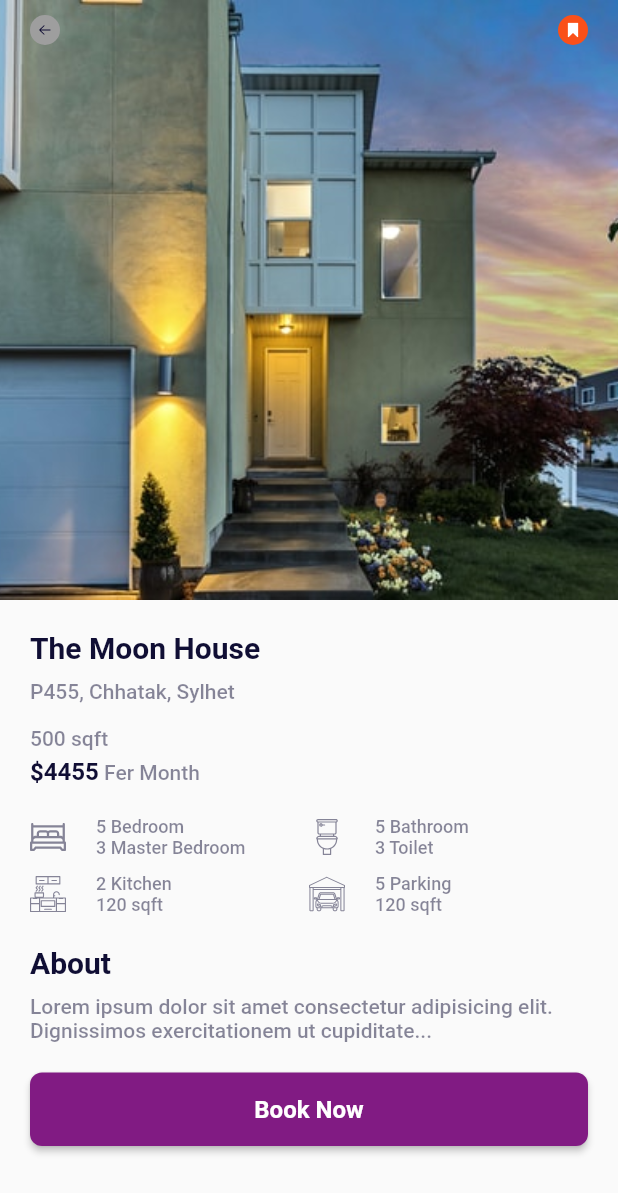
After one commit to gaoliveira21/flutter-house-rent, a Flutter app: the screen it shows after launch, after a tap on "The Moon House", on a phone screen of 412 x 824 dp. The commit adds this screen. Shown: the top 1193 px of the screen. Run offline on Flutter 3.47's test engine with Material 2 defaults, Android fonts, the phone set to English and light mode, and no system bars; our stand-ins replace flutter_svg.

Commit message:
feat: finish details widget

```diff
--- /dev/null
+++ b/lib/screens/details/details.dart
@@ -0,0 +1,60 @@
+import 'package:flutter/material.dart';
+
+import 'package:house_rent/models/house.dart';
+import 'package:house_rent/widgets/about.dart';
+import 'package:house_rent/widgets/content_intro.dart';
+import 'package:house_rent/widgets/details_app_bar.dart';
+import 'package:house_rent/widgets/house_info.dart';
+
+class Details extends StatelessWidget {
+  final House house;
+  const Details({
+    Key? key,
+    required this.house,
+  }) : super(key: key);
+
+  @override
+  Widget build(BuildContext context) {
+    return Scaffold(
+      body: SingleChildScrollView(
+        child: Column(
+          crossAxisAlignment: CrossAxisAlignment.start,
+          children: [
+            DetailsAppBar(house: house),
+            const SizedBox(height: 20),
+            ContentIntro(house: house),
+            const SizedBox(height: 20),
+            const HouseInfo(),
+            const SizedBox(height: 20),
+            const About(),
+            const SizedBox(height: 20),
+            Container(
+              padding: const EdgeInsets.symmetric(horizontal: 20),
+              child: ElevatedButton(
+                onPressed: () {},
+                style: ElevatedButton.styleFrom(
+                  shape: RoundedRectangleBorder(
+                    borderRadius: BorderRadius.circular(8),
+                  ),
+                  primary: Theme.of(context).primaryColor,
+                ),
+                child: Container(
+                  alignment: Alignment.center,
+                  padding: const EdgeInsets.symmetric(vertical: 15),
+                  child: const Text(
+                    'Book Now',
+                    style: TextStyle(
+                      color: Colors.white,
+                      fontSize: 16,
+                      fontWeight: FontWeight.bold,
+                    ),
+                  ),
+                ),
+              ),
+            ),
+          ],
+        ),
+      ),
+    );
+  }
+}
--- /dev/null
+++ b/lib/widgets/about.dart
@@ -0,0 +1,31 @@
+import 'package:flutter/material.dart';
+
+class About extends StatelessWidget {
+  const About({Key? key}) : super(key: key);
+
+  @override
+  Widget build(BuildContext context) {
+    return Padding(
+      padding: const EdgeInsets.symmetric(horizontal: 20),
+      child: Column(
+        crossAxisAlignment: CrossAxisAlignment.start,
+        children: [
+          Text(
+            'About',
+            style: Theme.of(context).textTheme.headline1!.copyWith(
+                  fontSize: 20,
+                  fontWeight: FontWeight.bold,
+                ),
+          ),
+          const SizedBox(height: 10),
+          Text(
+            'Lorem ipsum dolor sit amet consectetur adipisicing elit. Dignissimos exercitationem ut cupiditate...',
+            style: Theme.of(context).textTheme.bodyText1!.copyWith(
+                  fontSize: 14,
+                ),
+          )
+        ],
+      ),
+    );
+  }
+}
--- /dev/null
+++ b/lib/widgets/content_intro.dart
@@ -0,0 +1,65 @@
+import 'package:flutter/material.dart';
+
+import 'package:house_rent/models/house.dart';
+
+class ContentIntro extends StatelessWidget {
+  final House house;
+
+  const ContentIntro({
+    Key? key,
+    required this.house,
+  }) : super(key: key);
+
+  @override
+  Widget build(BuildContext context) {
+    return Padding(
+      padding: const EdgeInsets.symmetric(horizontal: 20),
+      child: Column(
+        crossAxisAlignment: CrossAxisAlignment.start,
+        children: [
+          Text(
+            house.name,
+            style: Theme.of(context).textTheme.headline1!.copyWith(
+                  fontSize: 20,
+                  fontWeight: FontWeight.bold,
+                ),
+          ),
+          const SizedBox(height: 10),
+          Text(
+            house.address,
+            style: Theme.of(context).textTheme.bodyText1!.copyWith(
+                  fontSize: 14,
+                ),
+          ),
+          const SizedBox(height: 15),
+          Text(
+            '500 sqft',
+            style: Theme.of(context).textTheme.bodyText1!.copyWith(
+                  fontSize: 14,
+                ),
+          ),
+          const SizedBox(height: 5),
+          RichText(
+            text: TextSpan(
+              children: [
+                TextSpan(
+                  text: '\$4455',
+                  style: Theme.of(context).textTheme.headline1!.copyWith(
+                        fontSize: 16,
+                        fontWeight: FontWeight.bold,
+                      ),
+                ),
+                TextSpan(
+                  text: ' Fer Month',
+                  style: Theme.of(context).textTheme.bodyText1!.copyWith(
+                        fontSize: 14,
+                      ),
+                ),
+              ],
+            ),
+          )
+        ],
+      ),
+    );
+  }
+}
--- /dev/null
+++ b/lib/widgets/details_app_bar.dart
@@ -0,0 +1,66 @@
+import 'package:flutter/material.dart';
+import 'package:flutter_svg/flutter_svg.dart';
+
+import 'package:house_rent/models/house.dart';
+
+class DetailsAppBar extends StatelessWidget {
+  final House house;
+
+  const DetailsAppBar({
+    Key? key,
+    required this.house,
+  }) : super(key: key);
+
+  _handleNavigateBack(BuildContext context) {
+    Navigator.of(context).pop();
+  }
+
+  @override
+  Widget build(BuildContext context) {
+    return SizedBox(
+      height: 400,
+      child: Stack(
+        children: [
+          Image.asset(
+            house.imageUrl,
+            fit: BoxFit.cover,
+            height: double.infinity,
+          ),
+          SafeArea(
+            child: Padding(
+              padding: const EdgeInsets.symmetric(horizontal: 20, vertical: 10),
+              child: Row(
+                mainAxisAlignment: MainAxisAlignment.spaceBetween,
+                children: [
+                  GestureDetector(
+                    onTap: () => _handleNavigateBack(context),
+                    child: Container(
+                      height: 20,
+                      width: 20,
+                      padding: const EdgeInsets.all(5),
+                      decoration: const BoxDecoration(
+                        color: Colors.grey,
+                        shape: BoxShape.circle,
+                      ),
+                      child: SvgPicture.asset('assets/icons/arrow.svg'),
+                    ),
+                  ),
+                  Container(
+                    height: 20,
+                    width: 20,
+                    padding: const EdgeInsets.all(5),
+                    decoration: BoxDecoration(
+                      color: Theme.of(context).colorScheme.secondary,
+                      shape: BoxShape.circle,
+                    ),
+                    child: SvgPicture.asset('assets/icons/mark.svg'),
+                  ),
+                ],
+              ),
+            ),
+          ),
+        ],
+      ),
+    );
+  }
+}
--- /dev/null
+++ b/lib/widgets/house_info.dart
@@ -0,0 +1,71 @@
+import 'package:flutter/material.dart';
+import 'package:flutter_svg/svg.dart';
+
+class HouseInfo extends StatelessWidget {
+  const HouseInfo({Key? key}) : super(key: key);
+
+  @override
+  Widget build(BuildContext context) {
+    return Padding(
+      padding: const EdgeInsets.symmetric(horizontal: 20),
+      child: Column(
+        children: [
+          Row(
+            children: const [
+              _MenuInfo(
+                imageUrl: 'assets/icons/bedroom.svg',
+                content: '5 Bedroom\n3 Master Bedroom',
+              ),
+              _MenuInfo(
+                imageUrl: 'assets/icons/bathroom.svg',
+                content: '5 Bathroom\n3 Toilet',
+              ),
+            ],
+          ),
+          const SizedBox(height: 10),
+          Row(
+            children: const [
+              _MenuInfo(
+                imageUrl: 'assets/icons/kitchen.svg',
+                content: '2 Kitchen\n120 sqft',
+              ),
+              _MenuInfo(
+                imageUrl: 'assets/icons/parking.svg',
+                content: '5 Parking\n120 sqft',
+              ),
+            ],
+          )
+        ],
+      ),
+    );
+  }
+}
+
+class _MenuInfo extends StatelessWidget {
+  final String imageUrl;
+  final String content;
+
+  const _MenuInfo({
+    Key? key,
+    required this.imageUrl,
+    required this.content,
+  }) : super(key: key);
+
+  @override
+  Widget build(BuildContext context) {
+    return Expanded(
+      child: Row(
+        children: [
+          SvgPicture.asset(imageUrl),
+          const SizedBox(width: 20),
+          Text(
+            content,
+            style: Theme.of(context).textTheme.bodyText1!.copyWith(
+                  fontSize: 12,
+                ),
+          ),
+        ],
+      ),
+    );
+  }
+}
--- a/lib/widgets/recommended_house.dart
+++ b/lib/widgets/recommended_house.dart
@@ -1,12 +1,21 @@
 import 'package:flutter/material.dart';
 
 import 'package:house_rent/models/house.dart';
+import 'package:house_rent/screens/details/details.dart';
 import 'package:house_rent/widgets/circle_icon_button.dart';
 
 class RecommendedHouse extends StatelessWidget {
   final recommendedList = House.generateRecommended();
 
   RecommendedHouse({Key? key}) : super(key: key);
+
+  _handleNavigateToDetails(BuildContext context, House house) {
+    Navigator.of(context).push(
+      MaterialPageRoute(
+        builder: (context) => Details(house: house),
+      ),
+    );
+  }
 
   @override
   Widget build(BuildContext context) {
@@ -16,7 +25,10 @@ class RecommendedHouse extends StatelessWidget {
         height: 340,
         child: ListView.separated(
           scrollDirection: Axis.horizontal,
-          itemBuilder: (context, index) => Container(
+          itemBuilder: (context, index) => GestureDetector(
+            onTap: () =>
+                _handleNavigateToDetails(context, recommendedList[index]),
+            child: Container(
               height: 300,
               width: 230,
               padding: const EdgeInsets.all(10),
@@ -90,6 +102,7 @@ class RecommendedHouse extends StatelessWidget {
                 ],
               ),
             ),
+          ),
           separatorBuilder: (_, index) => const SizedBox(width: 20),
           itemCount: recommendedList.length,
         ),
```
Lines whose indentation alone changed are shown as unchanged.
